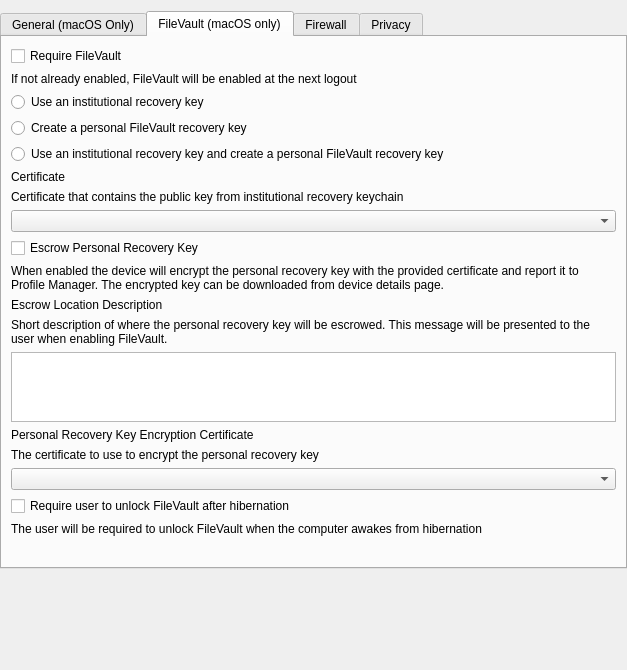
Old version of the form FWAdminLib/Configurator/SPForm.ui in the repository fw-dev/translations.
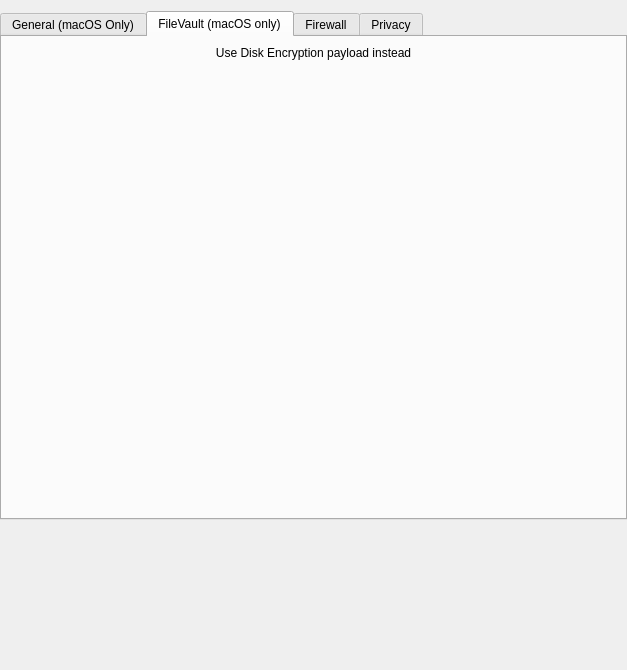
New version of the form. The open tabs and pages were chosen to show the change. Custom widgets are drawn as their Qt base class.

Diff of the .ui file:
```diff
--- a/FWAdminLib/Configurator/SPForm.ui
+++ b/FWAdminLib/Configurator/SPForm.ui
@@ -261,204 +261,12 @@
       </attribute>
       <layout class="QVBoxLayout" name="verticalLayout_5">
        <item>
-        <widget class="QCheckBox" name="m_checkFileVaultRequired">
+        <widget class="QLabel" name="labelInfo">
          <property name="text">
-          <string>Require FileVault</string>
+          <string>Use Disk Encryption payload instead</string>
          </property>
-        </widget>
-       </item>
-       <item>
-        <widget class="QLabel" name="lTipRequireFileVault">
-         <property name="text">
-          <string>If not already enabled, FileVault will be enabled at the next logout</string>
-         </property>
-         <property name="wordWrap">
-          <bool>true</bool>
-         </property>
-        </widget>
-       </item>
-       <item>
-        <widget class="QWidget" name="m_filevaultWidget" native="true">
-         <layout class="QVBoxLayout" name="verticalLayout_6">
-          <property name="leftMargin">
-           <number>0</number>
-          </property>
-          <property name="topMargin">
-           <number>0</number>
-          </property>
-          <property name="rightMargin">
-           <number>0</number>
-          </property>
-          <property name="bottomMargin">
-           <number>0</number>
-          </property>
-          <item>
-           <widget class="QRadioButton" name="m_radioUseInstitutionalKey">
-            <property name="text">
-             <string>Use an institutional recovery key</string>
-            </property>
-            <attribute name="buttonGroup">
-             <string notr="true">m_fileVaultButtonGroup</string>
-            </attribute>
-           </widget>
-          </item>
-          <item>
-           <widget class="QRadioButton" name="m_radioCreatePersonalKey">
-            <property name="text">
-             <string>Create a personal FileVault recovery key</string>
-            </property>
-            <attribute name="buttonGroup">
-             <string notr="true">m_fileVaultButtonGroup</string>
-            </attribute>
-           </widget>
-          </item>
-          <item>
-           <widget class="QRadioButton" name="m_radioInstitutionalAndPersonal">
-            <property name="text">
-             <string>Use an institutional recovery key and create a personal FileVault recovery key</string>
-            </property>
-            <attribute name="buttonGroup">
-             <string notr="true">m_fileVaultButtonGroup</string>
-            </attribute>
-           </widget>
-          </item>
-          <item>
-           <widget class="QWidget" name="m_widgetCertificate" native="true">
-            <layout class="QVBoxLayout" name="verticalLayout_4">
-             <property name="leftMargin">
-              <number>0</number>
-             </property>
-             <property name="topMargin">
-              <number>0</number>
-             </property>
-             <property name="rightMargin">
-              <number>0</number>
-             </property>
-             <property name="bottomMargin">
-              <number>0</number>
-             </property>
-             <item>
-              <widget class="QLabel" name="label_4">
-               <property name="text">
-                <string>Certificate</string>
-               </property>
-              </widget>
-             </item>
-             <item>
-              <widget class="QLabel" name="lTipCertificate">
-               <property name="text">
-                <string>Certificate that contains the public key from institutional recovery keychain</string>
-               </property>
-               <property name="wordWrap">
-                <bool>true</bool>
-               </property>
-              </widget>
-             </item>
-             <item>
-              <widget class="QComboBox" name="m_comboCertificate"/>
-             </item>
-            </layout>
-           </widget>
-          </item>
-         </layout>
-        </widget>
-       </item>
-       <item>
-        <widget class="QCheckBox" name="m_checkEscrowPersonalRecoveryKey">
-         <property name="text">
-          <string>Escrow Personal Recovery Key</string>
-         </property>
-        </widget>
-       </item>
-       <item>
-        <widget class="QLabel" name="lTipEscrowPersonalRecoveryKey">
-         <property name="text">
-          <string>When enabled the device will encrypt the personal recovery key with the provided certificate and report it to Profile Manager. The encrypted key can be downloaded from device details page.</string>
-         </property>
-         <property name="wordWrap">
-          <bool>true</bool>
-         </property>
-        </widget>
-       </item>
-       <item>
-        <widget class="QWidget" name="widgetEscrowPersonalRecoveryKey" native="true">
-         <layout class="QVBoxLayout" name="verticalLayout_12">
-          <property name="leftMargin">
-           <number>0</number>
-          </property>
-          <property name="topMargin">
-           <number>0</number>
-          </property>
-          <property name="rightMargin">
-           <number>0</number>
-          </property>
-          <property name="bottomMargin">
-           <number>0</number>
-          </property>
-          <item>
-           <widget class="QLabel" name="labelEscrowLocationDescription">
-            <property name="text">
-             <string>Escrow Location Description</string>
-            </property>
-           </widget>
-          </item>
-          <item>
-           <widget class="QLabel" name="lTipEscrowLocationDescription">
-            <property name="text">
-             <string>Short description of where the personal recovery key will be escrowed. This message will be presented to the user when enabling FileVault.</string>
-            </property>
-            <property name="wordWrap">
-             <bool>true</bool>
-            </property>
-           </widget>
-          </item>
-          <item>
-           <widget class="QTextEdit" name="m_textEscrowLocationDescription">
-            <property name="sizePolicy">
-             <sizepolicy hsizetype="Expanding" vsizetype="Fixed">
-              <horstretch>0</horstretch>
-              <verstretch>0</verstretch>
-             </sizepolicy>
-            </property>
-            <property name="maximumSize">
-             <size>
-              <width>16777215</width>
-              <height>70</height>
-             </size>
-            </property>
-           </widget>
-          </item>
-          <item>
-           <widget class="QLabel" name="labelPersonalRecoveryKeyEncryptionCertificate">
-            <property name="text">
-             <string>Personal Recovery Key Encryption Certificate</string>
-            </property>
-           </widget>
-          </item>
-          <item>
-           <widget class="QLabel" name="lTipPersonalRecoveryKeyEncryptionCertificate">
-            <property name="text">
-             <string>The certificate to use to encrypt the personal recovery key</string>
-            </property>
-           </widget>
-          </item>
-          <item>
-           <widget class="QComboBox" name="m_comboPersonalRecoveryKeyCertificate"/>
-          </item>
-         </layout>
-        </widget>
-       </item>
-       <item>
-        <widget class="QCheckBox" name="m_checkRequireUnlock">
-         <property name="text">
-          <string>Require user to unlock FileVault after hibernation</string>
-         </property>
-        </widget>
-       </item>
-       <item>
-        <widget class="QLabel" name="lTipRequireUnlock">
-         <property name="text">
-          <string>The user will be required to unlock FileVault when the computer awakes from hibernation</string>
+         <property name="alignment">
+          <set>Qt::AlignCenter</set>
          </property>
          <property name="wordWrap">
           <bool>true</bool>
```
Left out of the diff: 9 changed lines with no effect on the pictures.
